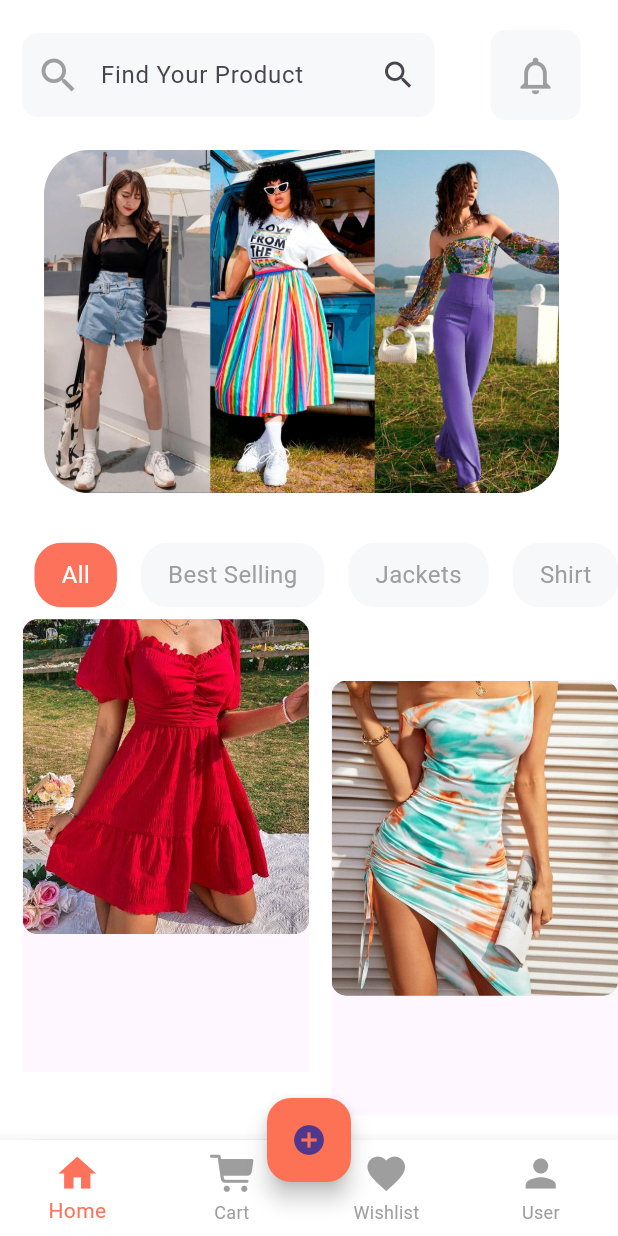
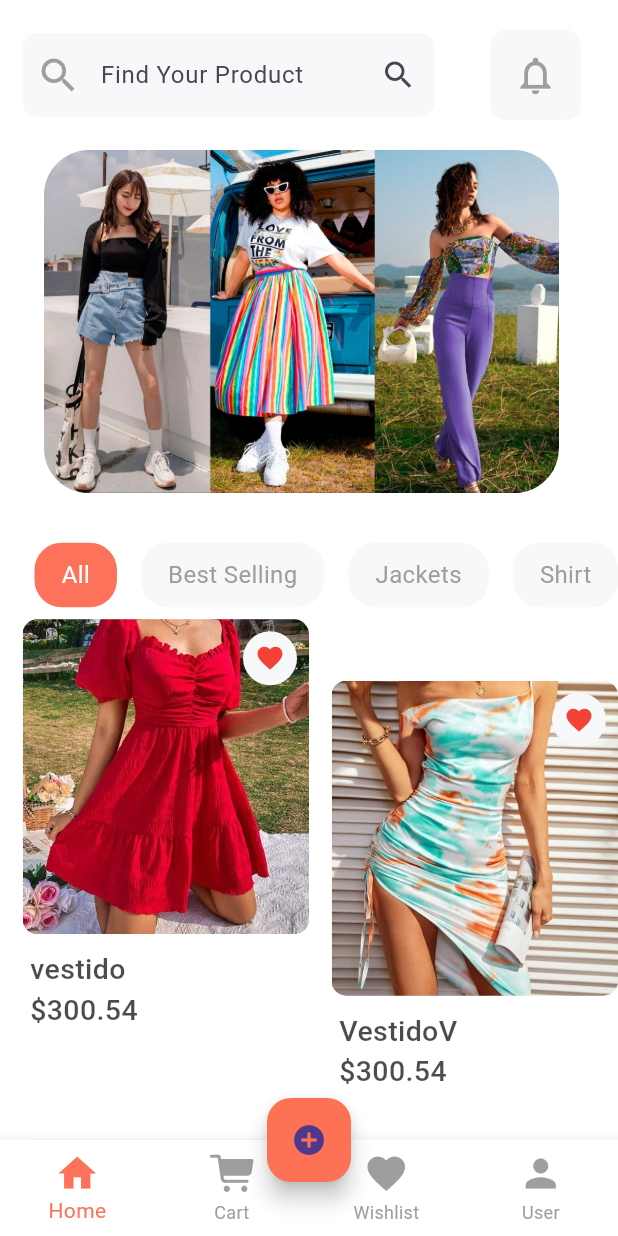
Before and after one commit to YuliThaily2/Dispositivos2, a Flutter app: the screen it shows after launch, on a phone screen of 412 x 824 dp. Run offline on Flutter 3.47's test engine with Material 3 defaults, Android fonts, the phone set to English and light mode, and no system bars; our stand-ins replace flutter_rating_bar; missing offline and left inert: dart:js.

Commit message:
fix product card

```diff
--- a/lib/widgets/product_card.dart
+++ b/lib/widgets/product_card.dart
@@ -8,8 +8,7 @@ class ProductCard extends StatelessWidget {
 
   @override
   Widget build(BuildContext context) {
-    return Material( // Envolver con un widget Material
-      child: Column(
+    return Column(
       children: [
         ClipRRect(
           borderRadius: BorderRadius.circular(10),
@@ -31,14 +30,54 @@ class ProductCard extends StatelessWidget {
                     width: 300,
                   ),
                 ),
-                  // Resto del código...
+                Padding(
+                  padding: EdgeInsets.all(8),
+                  child: Align(
+                    alignment: Alignment.topRight,
+                    child: Container(
+                      padding: EdgeInsets.all(8),
+                      decoration: BoxDecoration(
+                          color: Color(0xFFF7F8FA),
+                          borderRadius: BorderRadius.circular(20)),
+                      child: Icon(
+                        Icons.favorite,
+                        size: 20,
+                        color: Colors.red,
+                      ),
+                    ),
+                  ),
+                ),
               ],
             ),
           ),
         ),
-          // Resto del código...
+        SizedBox(height: 10),
+        Padding(
+          padding: EdgeInsets.only(left: 5),
+          child: Align(
+            alignment: Alignment.centerLeft,
+            child: Column(
+              crossAxisAlignment: CrossAxisAlignment.start,
+              children: [
+                Text(
+                  img,
+                  style: TextStyle(
+                      fontSize: 19,
+                      fontWeight: FontWeight.w500,
+                      color: Colors.black.withOpacity(0.7)),
+                ),
+                Text(
+                  "\$300.54",
+                  style: TextStyle(
+                      fontSize: 19,
+                      fontWeight: FontWeight.w500,
+                      color: Colors.black.withOpacity(0.7)),
+                ),
               ],
             ),
+          ),
+        ),
+      ],
     );
   }
 }
```
Also changed, not shown: lib/screens/home_screen.dart (+21 -1 lines), lib/screens/wishlist_screen.dart (added, +58 -0 lines). Lines whose indentation alone changed are shown as unchanged.
